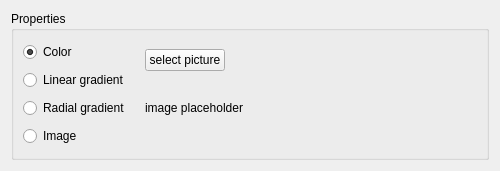
Old version of the form iraspa/iraspagui/camerabackgroundform.ui in the repository iRASPA/iRASPA-QT.
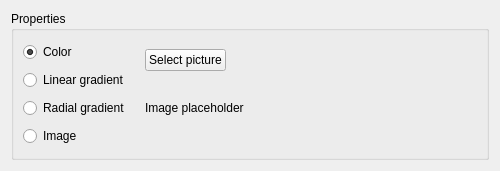
New version of the form. The open tabs and pages were chosen to show the change. Custom widgets are drawn as their Qt base class.

```diff
--- a/iraspa/iraspagui/camerabackgroundform.ui
+++ b/iraspa/iraspagui/camerabackgroundform.ui
@@ -286,7 +286,7 @@
             <item row="1" column="0" colspan="2">
              <widget class="QLabel" name="imagePlaceholderQLabel">
               <property name="text">
-               <string>image placeholder</string>
+               <string>Image placeholder</string>
               </property>
              </widget>
             </item>
@@ -306,7 +306,7 @@
             <item row="0" column="0">
              <widget class="QPushButton" name="selectImagePushButton">
               <property name="text">
-               <string>select picture</string>
+               <string>Select picture</string>
               </property>
              </widget>
             </item>
```
